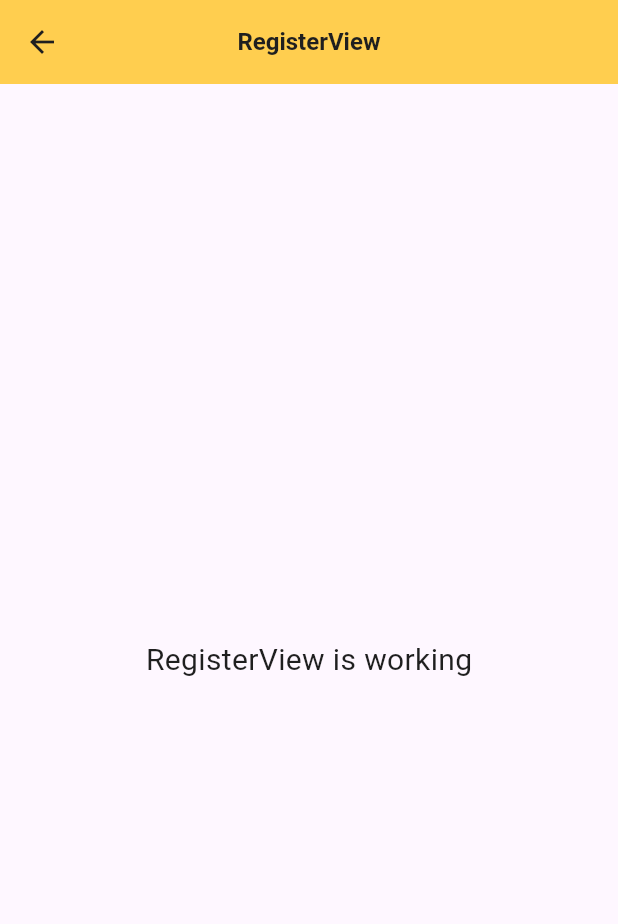
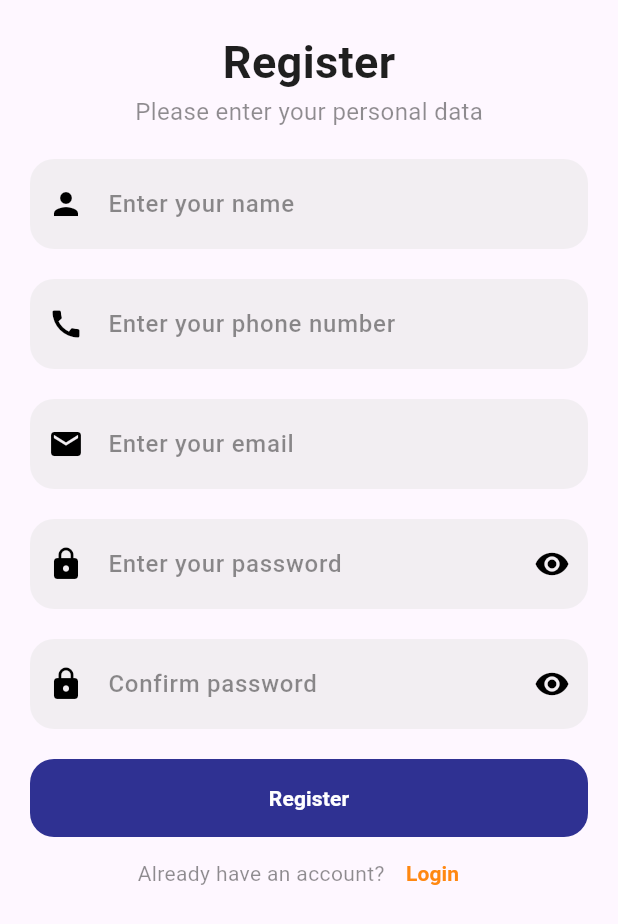
Before and after one commit to ronaldiputra09/rimba, a Flutter app: the screen it shows after launch, after a tap on "Register", on a phone screen of 412 x 824 dp. Shown: the top 924 px of the screen. Run offline on Flutter 3.47's test engine with Material 3 defaults, Android fonts, the phone set to English and light mode, and no system bars; our stand-ins replace cached_network_image, get, get_storage, lottie.

Commit message:
add : - register ui - add lang in login ui

```diff
--- a/lib/app/languages/en.dart
+++ b/lib/app/languages/en.dart
@@ -8,4 +8,11 @@ const Map<String, String> en = {
   'text_have_account': 'Already have an account?',
   'button_login': 'Login',
   'button_register': 'Register',
+
+  // REGISTER PAGE
+  'title_register': 'Register',
+  'subtitle_register': 'Please enter your personal data',
+  'hint_name': 'Enter your name',
+  'hint_phone': 'Enter your phone number',
+  'hint_password_confirm': 'Confirm password',
 };
--- a/lib/app/languages/id.dart
+++ b/lib/app/languages/id.dart
@@ -8,4 +8,11 @@ const Map<String, String> id = {
   'text_have_account': 'Sudah punya akun?',
   'button_login': 'Masuk',
   'button_register': 'Daftar',
+
+  // REGISTER PAGE
+  'title_register': 'Daftar',
+  'subtitle_register': 'Silahkan masukan data diri anda',
+  'hint_name': 'Masukan nama anda',
+  'hint_phone': 'Masukan nomor telepon anda',
+  'hint_password_confirm': 'Konfirmasi password',
 };
--- a/lib/app/modules/auth/login/controllers/login_controller.dart
+++ b/lib/app/modules/auth/login/controllers/login_controller.dart
@@ -1,9 +1,12 @@
+import 'package:flutter/material.dart';
 import 'package:get/get.dart';
 
 class LoginController extends GetxController {
-  var isVisibility = false.obs;
+  var isVisibility = true.obs;
+  var language = ''.obs;
   @override
   void onInit() {
+    language.value = Get.deviceLocale.toString();
     super.onInit();
   }
 
@@ -16,4 +19,9 @@ class LoginController extends GetxController {
   void onClose() {
     super.onClose();
   }
+
+  void changeLanguage(String lang) {
+    language.value = lang;
+    Get.updateLocale(Locale(lang));
+  }
 }
--- a/lib/app/modules/auth/login/views/login_view.dart
+++ b/lib/app/modules/auth/login/views/login_view.dart
@@ -17,6 +17,59 @@ class LoginView extends GetView<LoginController> {
         child: SafeArea(
           child: Column(
             children: [
+              _lang(),
+              const SizedBox(height: 20),
+              _title(),
+              const SizedBox(height: 20),
+              _form(),
+              const SizedBox(height: 20),
+              _footer(),
+            ],
+          ),
+        ),
+      ),
+    );
+  }
+
+  Widget _lang() {
+    return Obx(
+      () => Row(
+        mainAxisAlignment: MainAxisAlignment.end,
+        children: [
+          InkWell(
+            onTap: () {
+              controller.changeLanguage("en_US");
+            },
+            child: CircleAvatar(
+              radius: 15,
+              backgroundColor: controller.language.value == "en_US" ||
+                      controller.language.value == "en_ID"
+                  ? primaryOrange
+                  : primaryBlack.withOpacity(0.3),
+              child: const Text('EN', style: TextStyle(fontSize: 12)),
+            ),
+          ),
+          const SizedBox(width: 10),
+          InkWell(
+            onTap: () {
+              controller.changeLanguage("id_ID");
+            },
+            child: CircleAvatar(
+              radius: 15,
+              backgroundColor: controller.language.value == "id_ID"
+                  ? primaryOrange
+                  : primaryBlack.withOpacity(0.3),
+              child: const Text('ID', style: TextStyle(fontSize: 12)),
+            ),
+          ),
+        ],
+      ),
+    );
+  }
+
+  Widget _title() {
+    return Column(
+      children: [
         Text(
           'title_login'.tr,
           style: const TextStyle(
@@ -31,7 +84,13 @@ class LoginView extends GetView<LoginController> {
             color: primaryBlack.withOpacity(0.5),
           ),
         ),
-              const SizedBox(height: 20),
+      ],
+    );
+  }
+
+  Widget _form() {
+    return Column(
+      children: [
         FormWidget(
           hintText: 'hint_email'.tr,
           keyboardType: TextInputType.emailAddress,
@@ -55,7 +114,13 @@ class LoginView extends GetView<LoginController> {
             ),
           ),
         ),
-              const SizedBox(height: 20),
+      ],
+    );
+  }
+
+  Widget _footer() {
+    return Column(
+      children: [
         ButtonWidget(
           title: 'button_login'.tr,
           onPressed: () {},
@@ -84,9 +149,6 @@ class LoginView extends GetView<LoginController> {
           ],
         ),
       ],
-          ),
-        ),
-      ),
     );
   }
 }
--- a/lib/app/modules/auth/register/controllers/register_controller.dart
+++ b/lib/app/modules/auth/register/controllers/register_controller.dart
@@ -1,6 +1,8 @@
 import 'package:get/get.dart';
 
 class RegisterController extends GetxController {
+  var isVisibility = true.obs;
+  var isVisibility2 = true.obs;
   @override
   void onInit() {
     super.onInit();
--- a/lib/app/modules/auth/register/views/register_view.dart
+++ b/lib/app/modules/auth/register/views/register_view.dart
@@ -1,6 +1,9 @@
 import 'package:flutter/material.dart';
 
 import 'package:get/get.dart';
+import 'package:test_rimba/app/data/colors.dart';
+import 'package:test_rimba/app/widgets/button_widget.dart';
+import 'package:test_rimba/app/widgets/form_widget.dart';
 
 import '../controllers/register_controller.dart';
 
@@ -9,14 +12,109 @@ class RegisterView extends GetView<RegisterController> {
   @override
   Widget build(BuildContext context) {
     return Scaffold(
-      appBar: AppBar(
-        title: const Text('RegisterView'),
-        centerTitle: true,
-      ),
-      body: const Center(
-        child: Text(
-          'RegisterView is working',
-          style: TextStyle(fontSize: 20),
+      body: SingleChildScrollView(
+        padding: const EdgeInsets.all(20),
+        child: SafeArea(
+          child: Column(
+            children: [
+              Text(
+                'title_register'.tr,
+                style: const TextStyle(
+                  fontSize: 30,
+                  fontWeight: FontWeight.bold,
+                ),
+              ),
+              Text(
+                'subtitle_register'.tr,
+                style: TextStyle(
+                  fontSize: 16,
+                  color: primaryBlack.withOpacity(0.5),
+                ),
+              ),
+              const SizedBox(height: 20),
+              FormWidget(
+                hintText: 'hint_name'.tr,
+                keyboardType: TextInputType.text,
+                prefixIcon: const Icon(Icons.person),
+              ),
+              const SizedBox(height: 20),
+              FormWidget(
+                hintText: 'hint_phone'.tr,
+                keyboardType: TextInputType.number,
+                prefixIcon: const Icon(Icons.call),
+              ),
+              const SizedBox(height: 20),
+              FormWidget(
+                hintText: 'hint_email'.tr,
+                keyboardType: TextInputType.emailAddress,
+                prefixIcon: const Icon(Icons.email),
+              ),
+              const SizedBox(height: 20),
+              Obx(
+                () => FormWidget(
+                  hintText: 'hint_password'.tr,
+                  obscureText: controller.isVisibility.value,
+                  prefixIcon: const Icon(Icons.lock),
+                  suffixIcon: InkWell(
+                    onTap: () {
+                      controller.isVisibility.toggle();
+                    },
+                    child: Icon(
+                      controller.isVisibility.value
+                          ? Icons.visibility
+                          : Icons.visibility_off,
+                    ),
+                  ),
+                ),
+              ),
+              const SizedBox(height: 20),
+              Obx(
+                () => FormWidget(
+                  hintText: 'hint_password_confirm'.tr,
+                  obscureText: controller.isVisibility2.value,
+                  prefixIcon: const Icon(Icons.lock),
+                  suffixIcon: InkWell(
+                    onTap: () {
+                      controller.isVisibility2.toggle();
+                    },
+                    child: Icon(
+                      controller.isVisibility2.value
+                          ? Icons.visibility
+                          : Icons.visibility_off,
+                    ),
+                  ),
+                ),
+              ),
+              const SizedBox(height: 20),
+              ButtonWidget(
+                title: 'button_register'.tr,
+                onPressed: () {},
+              ),
+              Row(
+                mainAxisAlignment: MainAxisAlignment.center,
+                children: [
+                  Text(
+                    'text_have_account'.tr,
+                    style: TextStyle(
+                      color: primaryBlack.withOpacity(0.5),
+                    ),
+                  ),
+                  TextButton(
+                    onPressed: () {
+                      Get.back();
+                    },
+                    child: Text(
+                      'button_login'.tr,
+                      style: const TextStyle(
+                        color: primaryOrange,
+                        fontWeight: FontWeight.bold,
+                      ),
+                    ),
+                  ),
+                ],
+              ),
+            ],
+          ),
         ),
       ),
     );
--- a/lib/main.dart
+++ b/lib/main.dart
@@ -18,7 +18,7 @@ void main() async {
       theme: Themes.light,
       translations: Language(),
       locale: Get.deviceLocale,
-      fallbackLocale: const Locale('en', 'US'),
+      fallbackLocale: const Locale('en', 'ID'),
     ),
   );
 }
```
Lines whose indentation alone changed are shown as unchanged.
